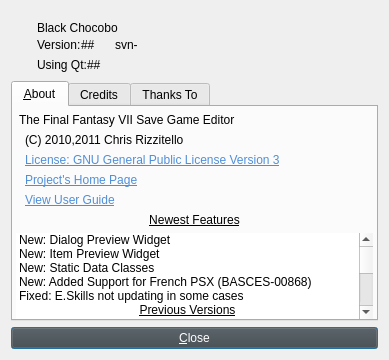
Old version of the form about.ui in the repository sithlord48/blackchocobo.
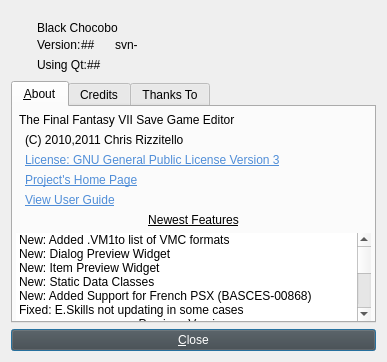
New version of the form. Icons and pictures are not drawn.

What changed in the file:
```diff
--- a/about.ui
+++ b/about.ui
@@ -9,8 +9,8 @@
    <rect>
     <x>0</x>
     <y>0</y>
-    <width>389</width>
-    <height>360</height>
+    <width>387</width>
+    <height>362</height>
    </rect>
   </property>
   <property name="sizePolicy">
@@ -533,6 +533,11 @@
          <property name="wordWrap">
           <bool>true</bool>
          </property>
+         <item>
+          <property name="text">
+           <string>New: Added .VM1to list of VMC formats</string>
+          </property>
+         </item>
          <item>
           <property name="text">
            <string>New: Dialog Preview Widget</string>
```
Left out of the diff: 4 changed lines with no effect on the pictures.
